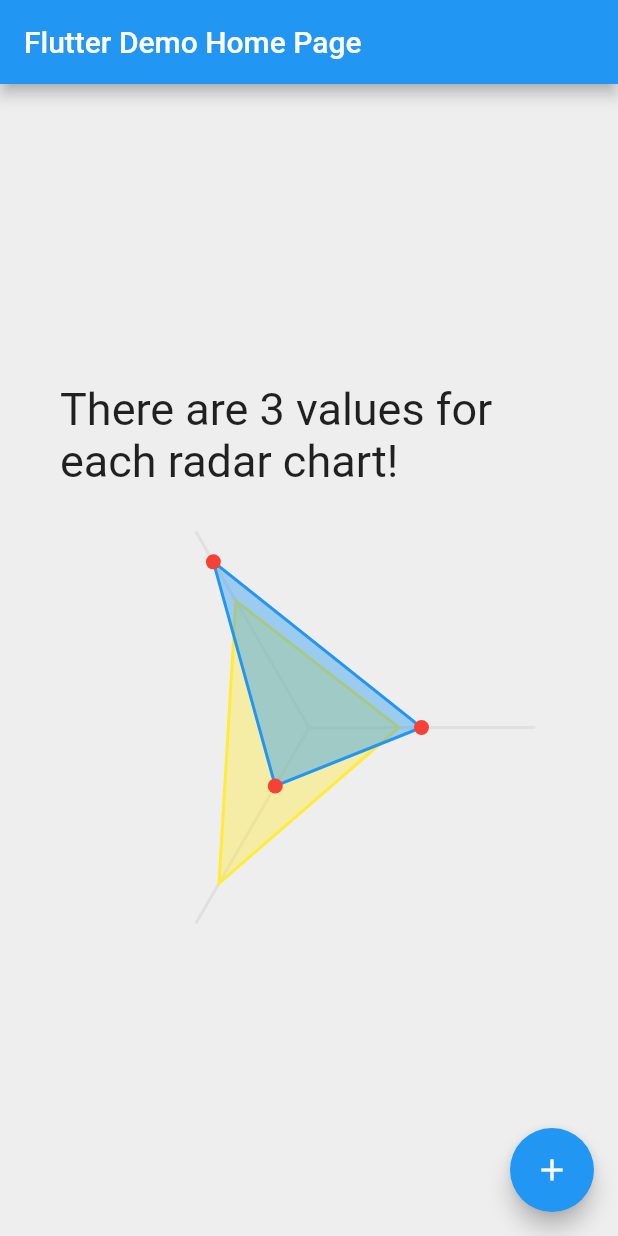
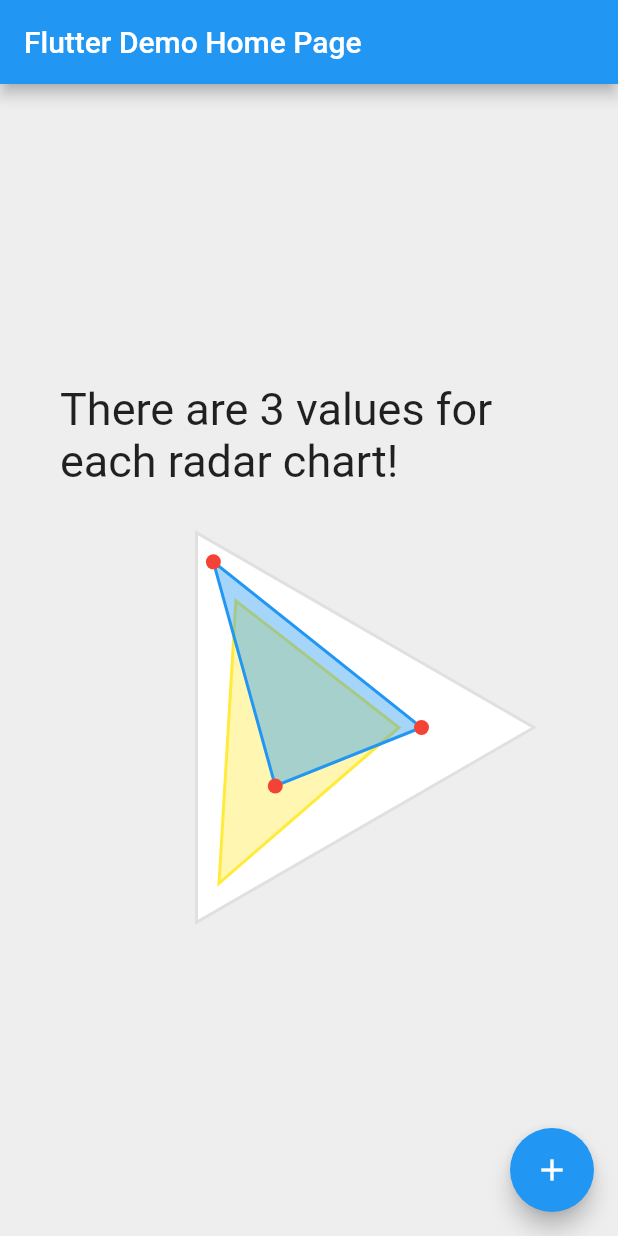
Before and after one commit to kranfix/flutter_radar_chart, a Flutter app: the screen it shows after launch, on a phone screen of 412 x 824 dp. Run offline on Flutter 3.47's test engine with Material 2 defaults, Android fonts, the phone set to English and light mode, and no system bars.

Commit message:
updating example with better syntax

```diff
--- a/example/lib/main.dart
+++ b/example/lib/main.dart
@@ -38,7 +38,7 @@ class _RadarChartExampleState extends State<RadarChartExample> {
     super.initState();
     const double radius = 5;
     _vertex = PreferredSize(
-      preferredSize: Size(2 * radius, 2 * radius),
+      preferredSize: const Size.square(2 * radius),
       child: CircleAvatar(
         backgroundColor: Colors.red,
         radius: radius,
@@ -64,31 +64,25 @@ class _RadarChartExampleState extends State<RadarChartExample> {
       appBar: AppBar(
         title: Text(widget.title),
       ),
-      body: Container(
-        color: Colors.grey.shade200,
-        width: MediaQuery.of(context).size.width,
+      backgroundColor: Colors.grey.shade200,
+      body: Center(
         child: Column(
           mainAxisAlignment: MainAxisAlignment.center,
           children: <Widget>[
             Padding(
-              padding: EdgeInsets.symmetric(
-                horizontal: 40,
-                vertical: 10,
-              ),
+              padding: const EdgeInsets.symmetric(horizontal: 40, vertical: 10),
               child: Text(
                 "There are ${values1.length} values for each radar chart!",
-                style: TextStyle(
-                  fontSize: 30,
-                ),
+                style: const TextStyle(fontSize: 30),
               ),
             ),
             RadarChart(
               length: _counter,
               radius: 150,
               initialAngle: 0,
-              //backgroundColor: Colors.white,
-              //borderStroke: 2,
-              //borderColor: Colors.red.withOpacity(0.4),
+              backgroundColor: Colors.white,
+              borderStroke: 2,
+              borderColor: Colors.grey.shade300,
               radialStroke: 2,
               radialColor: Colors.grey.shade300,
               radars: [
```
